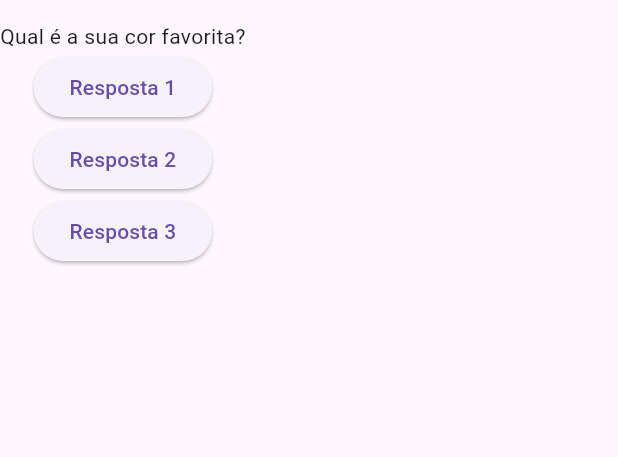
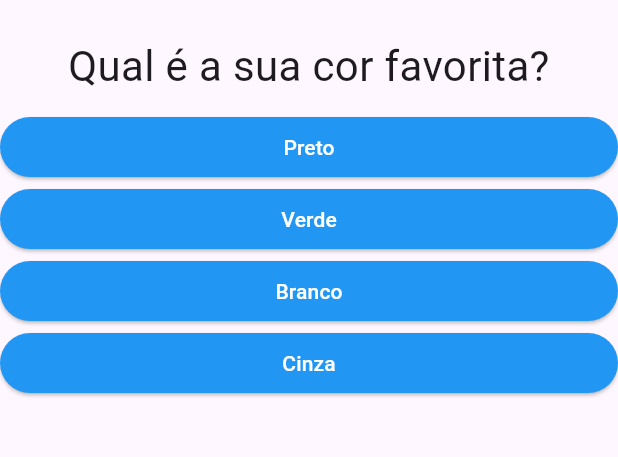
Before and after one commit to AlanPerdomo/projeto_perguntas, a Flutter app: the screen it shows after launch, on a phone screen of 412 x 824 dp, the part 63-520 px from its top. Run offline on Flutter 3.47's test engine with Material 3 defaults, Android fonts, the phone set to English and light mode, and no system bars.

Commit message:
Conclusão do Módulo Noções Básicas de Flutter

```diff
--- a/lib/main.dart
+++ b/lib/main.dart
@@ -1,45 +1,78 @@
+// ignore_for_file: library_private_types_in_public_api
+
 import 'package:flutter/material.dart';
-import './questao.dart';
+import './resultado.dart';
+import './questionario.dart';
 
 void main() => runApp(const PerguntaApp());
 
 class _PerguntaAppState extends State<PerguntaApp> {
   var _perguntaSelecionada = 0;
-  void _responder() {
+  var _pontuacaoTotal = 0;
+  final _perguntas = [
+    {
+      'texto': 'Qual é a sua cor favorita?',
+      'respostas': [
+        {'texto': 'Preto', 'pontuacao': 3},
+        {'texto': 'Verde', 'pontuacao': 4},
+        {'texto': 'Branco', 'pontuacao': 5},
+        {'texto': 'Cinza', 'pontuacao': 6},
+      ],
+    },
+    {
+      'texto': 'Qual é o seu animal favorito?',
+      'respostas': [
+        {'texto': 'Coelho', 'pontuacao': 3},
+        {'texto': 'Cobra', 'pontuacao': 4},
+        {'texto': 'Elefante', 'pontuacao': 5},
+        {'texto': 'Leao', 'pontuacao': 6},
+      ],
+    },
+    {
+      'texto': 'Qual é o seu instrutor favorito?',
+      'respostas': [
+        {'texto': 'Maria', 'pontuacao': 3},
+        {'texto': 'Joaquim', 'pontuacao': 4},
+        {'texto': 'Leo', 'pontuacao': 5},
+        {'texto': 'Pedro', 'pontuacao': 6},
+      ],
+    }
+  ];
+
+  void _responder(int pontuacao) {
+    if (temPerguntaSelecionada) {
+      setState(() {
+        _perguntaSelecionada++;
+        _pontuacaoTotal += pontuacao;
+      });
+    }
+  }
+
+  void _reiniciarQuestionario() {
     setState(() {
-      _perguntaSelecionada++;
+      _perguntaSelecionada = 0;
+      _pontuacaoTotal = 0;
     });
-    print(_perguntaSelecionada);
+  }
+
+  bool get temPerguntaSelecionada {
+    return _perguntaSelecionada < _perguntas.length;
   }
 
   @override
   Widget build(BuildContext context) {
-    final perguntas = [
-      'Qual é a sua cor favorita?',
-      'Qual é o seu animal favorito?',
-    ];
     return MaterialApp(
         home: Scaffold(
       appBar: AppBar(
         title: const Text('Perguntas'),
       ),
-      body: Column(
-        children: [
-          Questao(perguntas[_perguntaSelecionada]),
-          ElevatedButton(
-            onPressed: _responder,
-            child: const Text('Resposta 1'),
-          ),
-          ElevatedButton(
-            onPressed: _responder,
-            child: const Text('Resposta 2'),
-          ),
-          ElevatedButton(
-            onPressed: _responder,
-            child: const Text('Resposta 3'),
-          ),
-        ],
-      ),
+      body: temPerguntaSelecionada
+          ? Questionario(
+              perguntas: _perguntas,
+              perguntaSelecionada: _perguntaSelecionada,
+              quandoResponder: _responder,
+            )
+          : Resultado(_pontuacaoTotal, _reiniciarQuestionario),
     ));
   }
 }
--- a/lib/questao.dart
+++ b/lib/questao.dart
@@ -5,6 +5,14 @@ class Questao extends StatelessWidget {
   const Questao(this.texto, {super.key});
   @override
   Widget build(BuildContext context) {
-    return Text(texto);
+    return Container(
+      width: double.infinity,
+      margin: const EdgeInsets.all(10),
+      child: Text(
+        texto,
+        style: const TextStyle(fontSize: 28),
+        textAlign: TextAlign.center,
+      ),
+    );
   }
 }
--- /dev/null
+++ b/lib/questionario.dart
@@ -0,0 +1,38 @@
+import 'package:flutter/material.dart';
+import './questao.dart';
+import './resposta.dart';
+
+class Questionario extends StatelessWidget {
+  final List<Map<String, Object>> perguntas;
+  final int perguntaSelecionada;
+  final void Function(int) quandoResponder;
+
+  const Questionario({
+    required this.perguntas,
+    required this.perguntaSelecionada,
+    required this.quandoResponder,
+    super.key,
+  });
+
+  bool get temPerguntaSelecionada {
+    return perguntaSelecionada < perguntas.length;
+  }
+
+  @override
+  Widget build(BuildContext context) {
+    List<Map<String, Object>> respostas = temPerguntaSelecionada
+        ? perguntas[perguntaSelecionada]['respostas']
+            as List<Map<String, Object>>
+        : [];
+
+    return Column(
+      children: [
+        Questao(perguntas[perguntaSelecionada]['texto'] as String),
+        ...respostas
+            .map((resp) => Resposta(resp['texto'] as String,
+                () => quandoResponder(resp['pontuacao'] as int)))
+            .toList(),
+      ],
+    );
+  }
+}
--- /dev/null
+++ b/lib/resposta.dart
@@ -0,0 +1,23 @@
+import 'package:flutter/material.dart';
+
+class Resposta extends StatelessWidget {
+  final String texto;
+  final void Function() quandoSelecionado;
+
+  const Resposta(this.texto, this.quandoSelecionado, {super.key});
+
+  @override
+  Widget build(BuildContext context) {
+    return SizedBox(
+      width: double.infinity,
+      child: ElevatedButton(
+        style: ElevatedButton.styleFrom(
+          backgroundColor: Colors.blue,
+          foregroundColor: Colors.white,
+        ),
+        onPressed: quandoSelecionado,
+        child: Text(texto),
+      ),
+    );
+  }
+}
--- a/pubspec.yaml
+++ b/pubspec.yaml
@@ -19,7 +19,7 @@ publish_to: 'none' # Remove this line if you wish to publish to pub.dev
 version: 1.0.0+1
 
 environment:
-  sdk: '>=3.2.3 <4.0.0'
+  sdk: '>=2.18.1 <3.0.0'
 
 # Dependencies specify other packages that your package needs in order to work.
 # To automatically upgrade your package dependencies to the latest versions
```
Also changed, not shown: lib/resultado.dart (added, +44 -0 lines), pubspec.lock.
